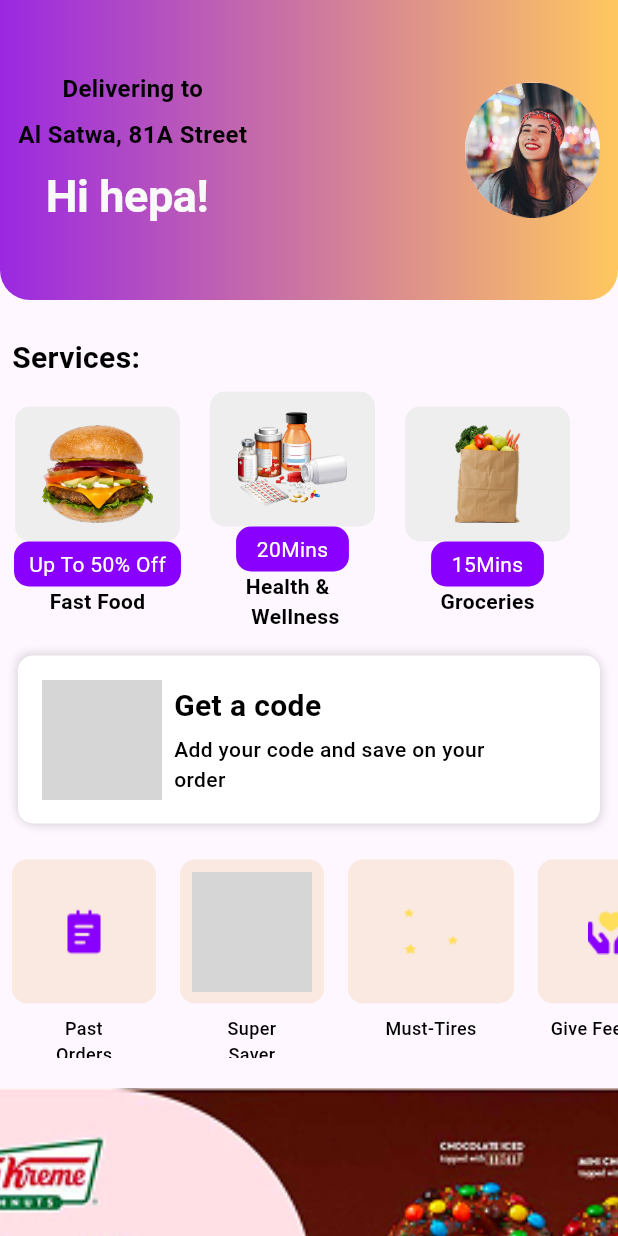
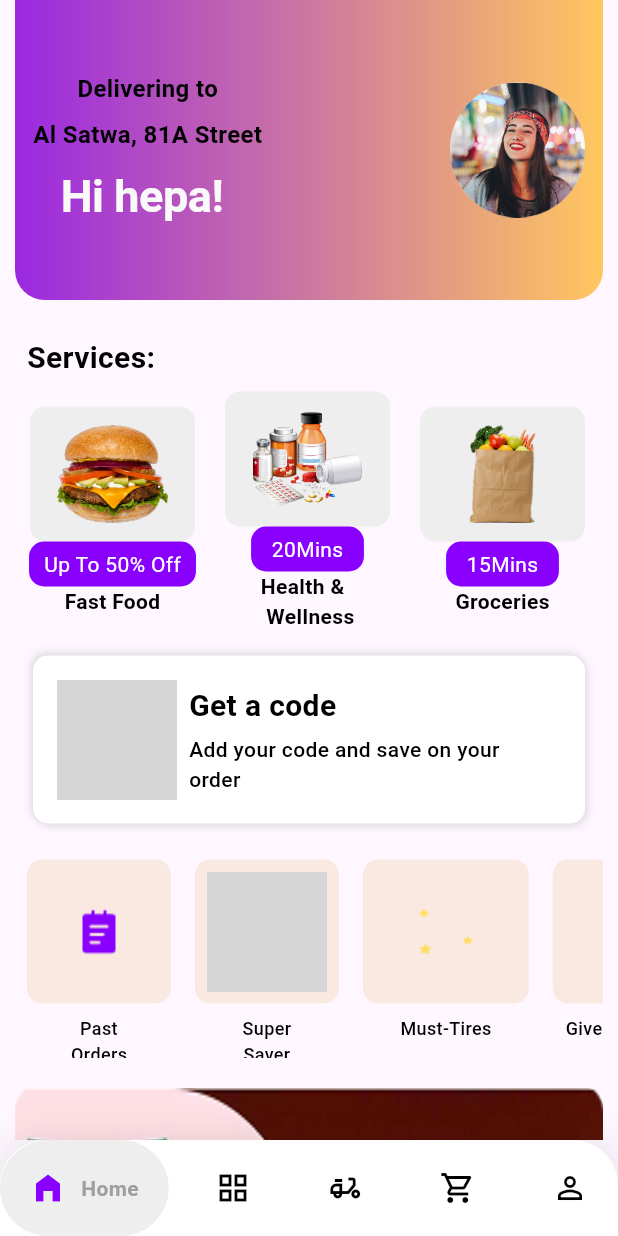
Before and after one commit to MoustafaaHussein/AUVNET-Flutter-Internship-Assessment, a Flutter app: the HomeView screen opened by its route, on a phone screen of 412 x 824 dp. Run offline on Flutter 3.47's test engine with Material 3 defaults, Android fonts, the phone set to English and light mode, and no system bars; drawn by our look-alikes of google_nav_bar; our stand-ins replace dartz, firebase_auth, firebase_core, flutter_bloc, font_awesome_flutter, get_it and 2 more; accounts and stored records are empty; Roboto replaces fonts that are missing (Rubik); grey boxes are pictures that could not be loaded.

Commit message:
Add custom navigation bar and integrate it into HomeView; update HomeViewBody layout; adjust image display in OffersPageViewItems; add google_nav_bar dependency.

```diff
--- a/lib/features/home/presentation/views/home_view.dart
+++ b/lib/features/home/presentation/views/home_view.dart
@@ -1,5 +1,5 @@
-import 'package:auvnet_ecommerce/features/home/data/models/suggestions_model.dart';
 import 'package:auvnet_ecommerce/features/home/presentation/views/widgets/home_view_body.dart';
+import 'package:auvnet_ecommerce/features/home/presentation/views/widgets/navigation_bar.dart';
 import 'package:flutter/material.dart';
 
 class HomeView extends StatelessWidget {
@@ -7,7 +7,10 @@ class HomeView extends StatelessWidget {
 
   @override
   Widget build(BuildContext context) {
-    return Scaffold(body: HomeViewBody());
+    return Scaffold(
+      bottomNavigationBar: CustomNavigationBar(),
+      body: HomeViewBody(),
+    );
   }
 }
 // This file is part of the Auvnet E-commerce project.
--- a/lib/features/home/presentation/views/widgets/home_view_body.dart
+++ b/lib/features/home/presentation/views/widgets/home_view_body.dart
@@ -11,7 +11,9 @@ class HomeViewBody extends StatelessWidget {
 
   @override
   Widget build(BuildContext context) {
-    return CustomScrollView(
+    return Padding(
+      padding: const EdgeInsets.symmetric(horizontal: 10),
+      child: CustomScrollView(
         slivers: [
           SliverToBoxAdapter(
             child: Column(
@@ -47,6 +49,7 @@ class HomeViewBody extends StatelessWidget {
             ),
           ),
         ],
+      ),
     );
   }
 }
--- /dev/null
+++ b/lib/features/home/presentation/views/widgets/navigation_bar.dart
@@ -0,0 +1,106 @@
+import 'package:auvnet_ecommerce/core/helpers/app_colors.dart';
+import 'package:flutter/material.dart';
+import 'package:go_router/go_router.dart';
+import 'package:google_nav_bar/google_nav_bar.dart';
+
+class CustomNavigationBar extends StatefulWidget {
+  final int initialIndex;
+
+  const CustomNavigationBar({super.key, this.initialIndex = 0});
+
+  @override
+  State<CustomNavigationBar> createState() => _CustomNavigationBarState();
+}
+
+class _CustomNavigationBarState extends State<CustomNavigationBar> {
+  @override
+  Widget build(BuildContext context) {
+    final location = GoRouterState.of(context).uri.toString();
+    final currentIndex = _getCurrentIndex(location);
+
+    return Container(
+      decoration: const ShapeDecoration(
+        color: Colors.white,
+        shape: RoundedRectangleBorder(
+          borderRadius: BorderRadius.only(
+            topLeft: Radius.circular(30),
+            topRight: Radius.circular(30),
+          ),
+        ),
+        shadows: [
+          BoxShadow(
+            color: Color(0x19000000),
+            blurRadius: 20,
+            offset: Offset(0, -2),
+            spreadRadius: 0,
+          ),
+        ],
+      ),
+      child: GNav(
+        onTabChange: (index) {},
+        selectedIndex: currentIndex,
+        tabBackgroundColor: const Color(0xffEEEEEE),
+        gap: 10,
+        padding: const EdgeInsets.all(20),
+        tabs: [
+          GButton(
+            iconActiveColor: AppColors.kButtonPrimaryColor,
+            icon: currentIndex == 0 ? Icons.home_filled : Icons.home_outlined,
+            text: 'Home',
+            textColor: Colors.grey,
+          ),
+          GButton(
+            iconActiveColor: Colors.transparent,
+            icon:
+                currentIndex == 1
+                    ? Icons.window_rounded
+                    : Icons.grid_view_outlined,
+            text: 'Categories',
+            textColor: AppColors.kButtonPrimaryColor,
+          ),
+          GButton(
+            iconActiveColor: Colors.transparent,
+            icon:
+                currentIndex == 1
+                    ? Icons.delivery_dining
+                    : Icons.delivery_dining_outlined,
+            text: 'Deliver',
+            textColor: AppColors.kButtonPrimaryColor,
+          ),
+          GButton(
+            iconActiveColor: Colors.transparent,
+            icon:
+                currentIndex == 2
+                    ? Icons.shopping_cart
+                    : Icons.shopping_cart_outlined,
+            text: 'Cart',
+            textColor: AppColors.kButtonPrimaryColor,
+          ),
+          GButton(
+            iconActiveColor: Colors.transparent,
+            icon: currentIndex == 3 ? Icons.person : Icons.person_outline,
+            text: 'Profile ',
+            textColor: AppColors.kButtonPrimaryColor,
+          ),
+        ],
+      ),
+    );
+  }
+
+  void _navigateToTab(int index) {
+    switch (index) {
+      case 0:
+        break;
+      case 1:
+        break;
+      case 2:
+        break;
+      case 3:
+        break;
+    }
+  }
+
+  int _getCurrentIndex(String location) {
+    return 0; // default
+  }
+}
--- a/lib/features/home/presentation/views/widgets/offers_page_view_items.dart
+++ b/lib/features/home/presentation/views/widgets/offers_page_view_items.dart
@@ -7,10 +7,9 @@ class OffersPageViewItems extends StatelessWidget {
   Widget build(BuildContext context) {
     return Container(
       decoration: ShapeDecoration(
-        color: const Color(0xffFAE9E1),
         shape: RoundedRectangleBorder(borderRadius: BorderRadius.circular(10)),
       ),
-      child: Image.asset(image, fit: BoxFit.cover),
+      child: Image.asset(image, fit: BoxFit.fill),
     );
   }
 }
--- a/pubspec.yaml
+++ b/pubspec.yaml
@@ -40,7 +40,7 @@ dependencies:
   go_router: ^15.2.0
   get_it: ^8.0.3
   modal_progress_hud_nsn: ^0.5.1
-
+  google_nav_bar: ^5.0.7
 dev_dependencies:
   flutter_lints: ^5.0.0
   flutter_test:
```
Also changed, not shown: pubspec.lock. Lines whose indentation alone changed are shown as unchanged.
